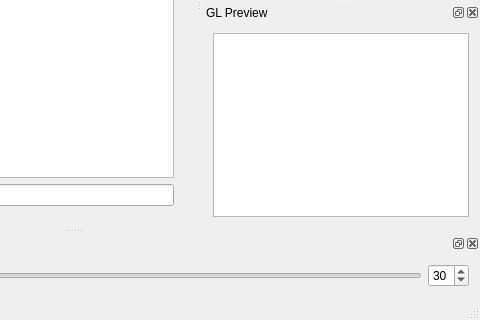
Old version of the form app/mainwindow.ui in the repository pgregory/giselle; both pictures show x 335 to 815 and y 277 to 597 of the 815 by 597 pixel window.
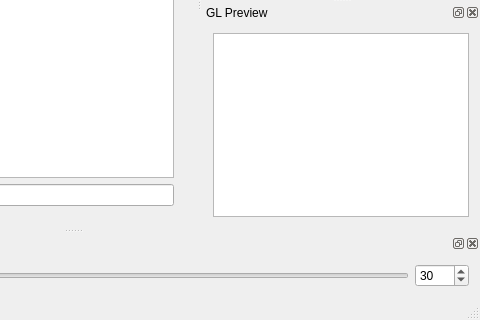
New version of the form. Custom widgets are drawn as their Qt base class.

```diff
--- a/app/mainwindow.ui
+++ b/app/mainwindow.ui
@@ -226,6 +226,9 @@
      </item>
      <item>
       <widget class="QSpinBox" name="timeMax">
+       <property name="maximum">
+        <number>9999</number>
+       </property>
        <property name="value">
         <number>30</number>
        </property>
```
